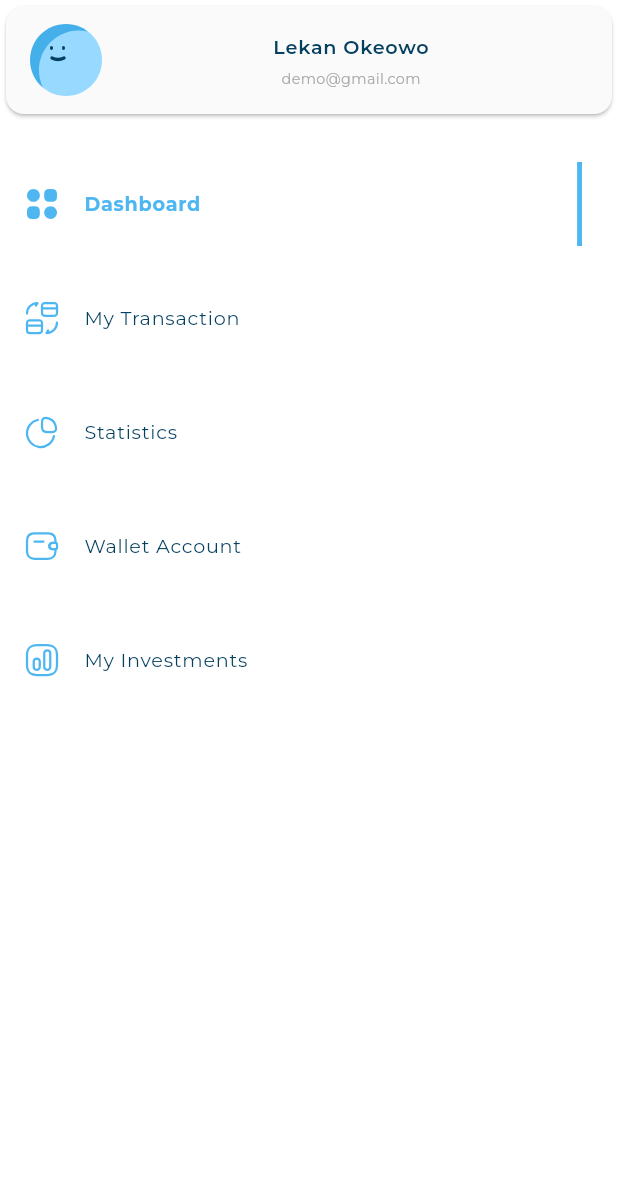
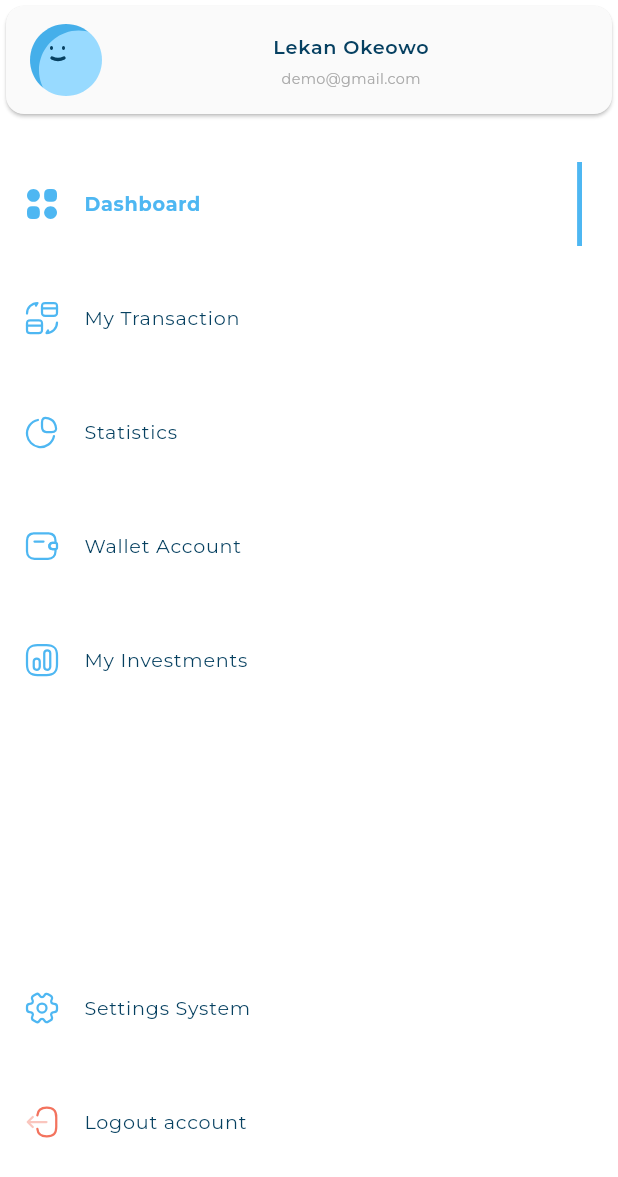
Before and after one commit to AhmedBelal31/Responsive-Dashboard-Flutter, a Flutter app: the CustomDrawer widget shown alone on an empty page, opened directly, on a phone screen of 412 x 824 dp. Shown: the top 1177 px of the screen. Run offline on Flutter 3.47's test engine with Material 3 defaults, Android fonts, the phone set to English and light mode, and no system bars; our stand-ins replace flutter_svg; project files that could hold a hidden picture were left out.

Commit message:
Solve Sliver List Issue

```diff
--- a/lib/widgets/drawer_widgets/custom_drawer.dart
+++ b/lib/widgets/drawer_widgets/custom_drawer.dart
@@ -1,5 +1,9 @@
+import 'package:flutter/cupertino.dart';
 import 'package:flutter/material.dart';
+import 'package:flutter/widgets.dart';
+import 'package:responsive_dashboard/widgets/drawer_widgets/active_and_inactive_drawer.dart';
 import 'package:responsive_dashboard/widgets/drawer_widgets/user_info_list_tile.dart';
+import '../../model/drawer_item_model.dart';
 import '../../utils/app_images.dart';
 import 'drawer_items_list_view.dart';
 import 'settings_and_logout_drawer_list_view.dart';
@@ -40,21 +44,21 @@ class _CustomDrawerState extends State<CustomDrawer> {
             currentIndex: currentIndex,
             setCurrentIndex: setCurrentIndex,
           ),
-          const SliverFillRemaining(
+          SliverFillRemaining(
             hasScrollBody: false,
-            child: Expanded(
-              child: SizedBox(),
+            child: Column(
+              children: [
+                const SizedBox(height: 20),
+                const Expanded(
+                  child: SizedBox(),
+                ),
+                SettingsAndLogoutDrawerListView(
+                  currentIndex: currentIndex,
+                  setCurrentIndex: setCurrentIndex,
+                ),
+                const SizedBox(height: 48),
+              ],
             ),
-          ),
-          //  SliverToBoxAdapter(
-          //   child: SizedBox(height: MediaQuery.sizeOf(context).height/2.7),
-          // ),
-          SettingsAndLogoutDrawerListView(
-            currentIndex: currentIndex,
-            setCurrentIndex: setCurrentIndex,
-          ),
-          const SliverToBoxAdapter(
-            child: SizedBox(height: 48),
           ),
         ],
       ),
--- a/lib/widgets/drawer_widgets/settings_and_logout_drawer_list_view.dart
+++ b/lib/widgets/drawer_widgets/settings_and_logout_drawer_list_view.dart
@@ -1,3 +1,44 @@
+// import 'package:flutter/material.dart';
+// import '../../model/drawer_item_model.dart';
+// import 'settings_and_logout_drawer_list_view_item.dart';
+//
+// class SettingsAndLogoutDrawerListView extends StatefulWidget {
+//   final int currentIndex;
+//   final Function(int) setCurrentIndex;
+//
+//   const SettingsAndLogoutDrawerListView(
+//       {super.key, required this.currentIndex, required this.setCurrentIndex});
+//
+//   @override
+//   State<SettingsAndLogoutDrawerListView> createState() =>
+//       _SettingsAndLogoutDrawerItemsState();
+// }
+//
+// class _SettingsAndLogoutDrawerItemsState
+//     extends State<SettingsAndLogoutDrawerListView> {
+//   // int currentIndex = 0;
+//   @override
+//   Widget build(BuildContext context) {
+//     return ListView.builder(
+//       shrinkWrap: true,
+//       itemBuilder: (context, index) => GestureDetector(
+//         onTap: () {
+//           if (widget.currentIndex != index + items.length) {
+//             widget.setCurrentIndex(index + items.length);
+//           }
+//         },
+//         child: Padding(
+//           padding: const EdgeInsets.only(top: 20),
+//           child: SettingsAndLogoutDrawerItems(
+//             drawerItemModel: settingsAndLogoutItems[index],
+//             isActive: widget.currentIndex == index + items.length,
+//           ),
+//         ),
+//       ),
+//       itemCount: settingsAndLogoutItems.length,
+//     );
+//   }
+// }
 import 'package:flutter/material.dart';
 import '../../model/drawer_item_model.dart';
 import 'settings_and_logout_drawer_list_view_item.dart';
@@ -6,8 +47,11 @@ class SettingsAndLogoutDrawerListView extends StatefulWidget {
   final int currentIndex;
   final Function(int) setCurrentIndex;
 
-  const SettingsAndLogoutDrawerListView(
-      {super.key, required this.currentIndex, required this.setCurrentIndex});
+  const SettingsAndLogoutDrawerListView({
+    super.key,
+    required this.currentIndex,
+    required this.setCurrentIndex,
+  });
 
   @override
   State<SettingsAndLogoutDrawerListView> createState() =>
@@ -16,11 +60,12 @@ class SettingsAndLogoutDrawerListView extends StatefulWidget {
 
 class _SettingsAndLogoutDrawerItemsState
     extends State<SettingsAndLogoutDrawerListView> {
-  // int currentIndex = 0;
   @override
   Widget build(BuildContext context) {
-    return SliverList.builder(
-      itemBuilder: (context, index) => GestureDetector(
+    return Column(
+      children: [
+        for (int index = 0; index < settingsAndLogoutItems.length; index++)
+          GestureDetector(
             onTap: () {
               if (widget.currentIndex != index + items.length) {
                 widget.setCurrentIndex(index + items.length);
@@ -34,7 +79,7 @@ class _SettingsAndLogoutDrawerItemsState
               ),
             ),
           ),
-      itemCount: settingsAndLogoutItems.length,
+      ],
     );
   }
 }
```
Lines whose indentation alone changed are shown as unchanged.
